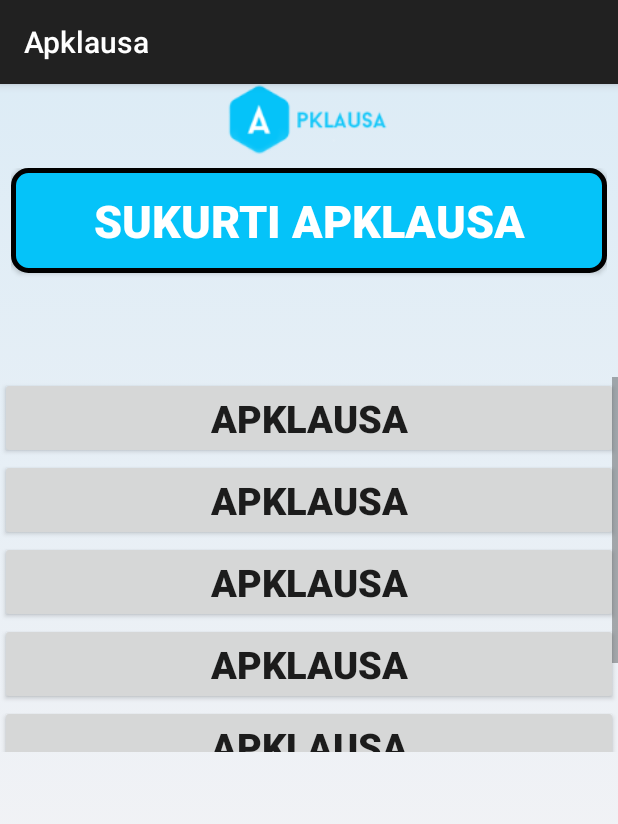
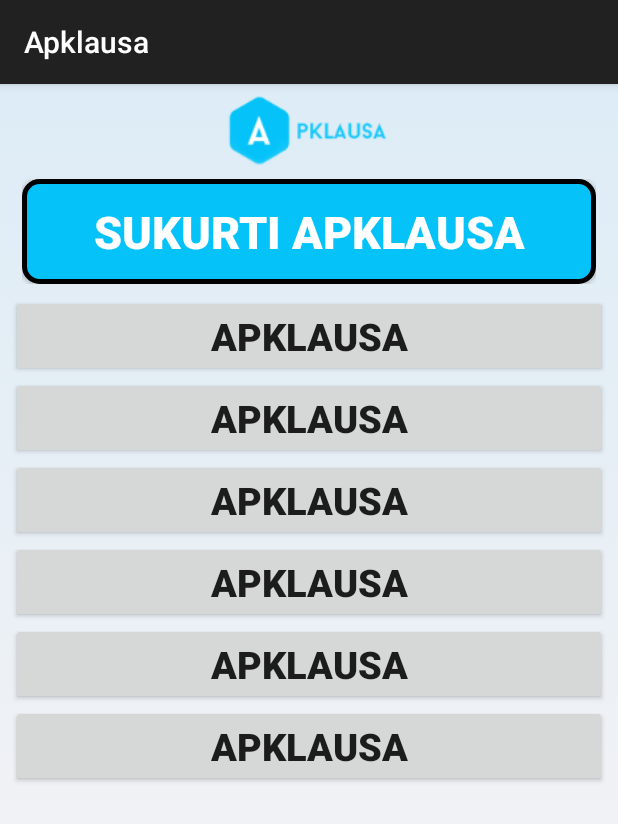
Before and after one commit to violetine/apk_kpa, an Android app: the fragment Admin_loged shown on its own in the app's theme, on a phone screen of 412 x 824 dp. Shown: the top 824 px of the screen. Run offline under Robolectric (Android 15) with nearby library versions, the phone set to English and light mode, and no system bars.

Commit message:
Pakeisti dydziai.

```diff
--- a/app/src/main/res/layout/activity_main.xml
+++ b/app/src/main/res/layout/activity_main.xml
@@ -4,6 +4,7 @@
     android:layout_height="match_parent"
     android:orientation="vertical"
     tools:context=".MainActivity"
+    android:padding="7dip"
     android:background="#fff">
 
     <LinearLayout
--- a/app/src/main/res/layout/activity_sukurti_klausima.xml
+++ b/app/src/main/res/layout/activity_sukurti_klausima.xml
@@ -4,7 +4,7 @@
     xmlns:android="http://schemas.android.com/apk/res/android"
     android:background="@drawable/bg_colormix"
     android:id="@+id/b"
-    android:padding="7dp">
+    android:padding="7dip">
 
     <TextView
         android:layout_width="wrap_content"
--- a/app/src/main/res/layout/keisti_psw.xml
+++ b/app/src/main/res/layout/keisti_psw.xml
@@ -5,7 +5,7 @@
     android:layout_height="match_parent"
     android:baselineAligned="false"
     android:background="@drawable/bg_colormix"
-    android:padding="7dp"
+    android:padding="7dip"
     >
 
     <LinearLayout
@@ -94,7 +94,7 @@
 
         <Button
             android:layout_width="match_parent"
-            android:layout_height="wrap_content"
+            android:layout_height="70dp"
             android:text="Keisti slaptažodį"
             android:id="@+id/changePswBtn"
             android:background="@drawable/rounded_corner"
--- a/app/src/main/res/layout/loged_in_admin.xml
+++ b/app/src/main/res/layout/loged_in_admin.xml
@@ -3,7 +3,7 @@
     android:orientation="vertical" android:layout_width="match_parent"
     android:layout_height="match_parent"
     android:background="@drawable/bg_colormix"
-    android:weightSum="1">
+    android:padding="7dp">
 
 
 
@@ -22,9 +22,8 @@
             android:src="@drawable/bg_logo" />
     </LinearLayout>
     <RelativeLayout
-        android:layout_width="match_parent"
-        android:layout_height="90dp"
-        android:layout_weight="0.15"
+        android:layout_width="fill_parent"
+        android:layout_height="wrap_content"
         android:padding="7dp">
 
         <Button
@@ -42,7 +41,7 @@
 
     <ScrollView
         android:layout_width="fill_parent"
-        android:layout_height="250dp"
+        android:layout_height="wrap_content"
         android:id="@+id/scrollView"
         android:fillViewport="false">
 
--- a/app/src/main/res/layout/login.xml
+++ b/app/src/main/res/layout/login.xml
@@ -2,7 +2,6 @@
     android:orientation="vertical" android:layout_width="fill_parent"
     android:layout_height="match_parent"
     android:padding="7dip"
-    android:weightSum="1"
     android:baselineAligned="false"
     android:background="@drawable/bg_colormix">
 
--- a/app/src/main/res/layout/mano_duomenys.xml
+++ b/app/src/main/res/layout/mano_duomenys.xml
@@ -4,7 +4,8 @@
     android:orientation="vertical" android:layout_width="match_parent"
     android:layout_height="match_parent"
     android:baselineAligned="false"
-    android:background="@drawable/bg_colormix">
+    android:background="@drawable/bg_colormix"
+    android:padding="7dp">
 
     <LinearLayout
         android:orientation="vertical"
--- a/app/src/main/res/layout/register.xml
+++ b/app/src/main/res/layout/register.xml
@@ -3,6 +3,7 @@
     android:layout_width="match_parent"
     android:layout_height="match_parent"
     android:fillViewport="true"
+    android:padding="7dip"
     android:background="@drawable/bg_colormix"
     >
 
--- a/app/src/main/res/layout/statistika.xml
+++ b/app/src/main/res/layout/statistika.xml
@@ -4,7 +4,8 @@
     android:orientation="vertical" android:layout_width="match_parent"
     android:layout_height="match_parent"
     android:baselineAligned="false"
-    android:background="#fff">
+    android:background="@drawable/bg_colormix"
+    android:padding="7dp">
 
     <LinearLayout
         android:orientation="vertical"
```
Also changed, not shown: app/src/main/res/layout/klausymas.xml (+19 -9 lines), app/src/main/res/layout/loged_in.xml (+5 -3 lines).
